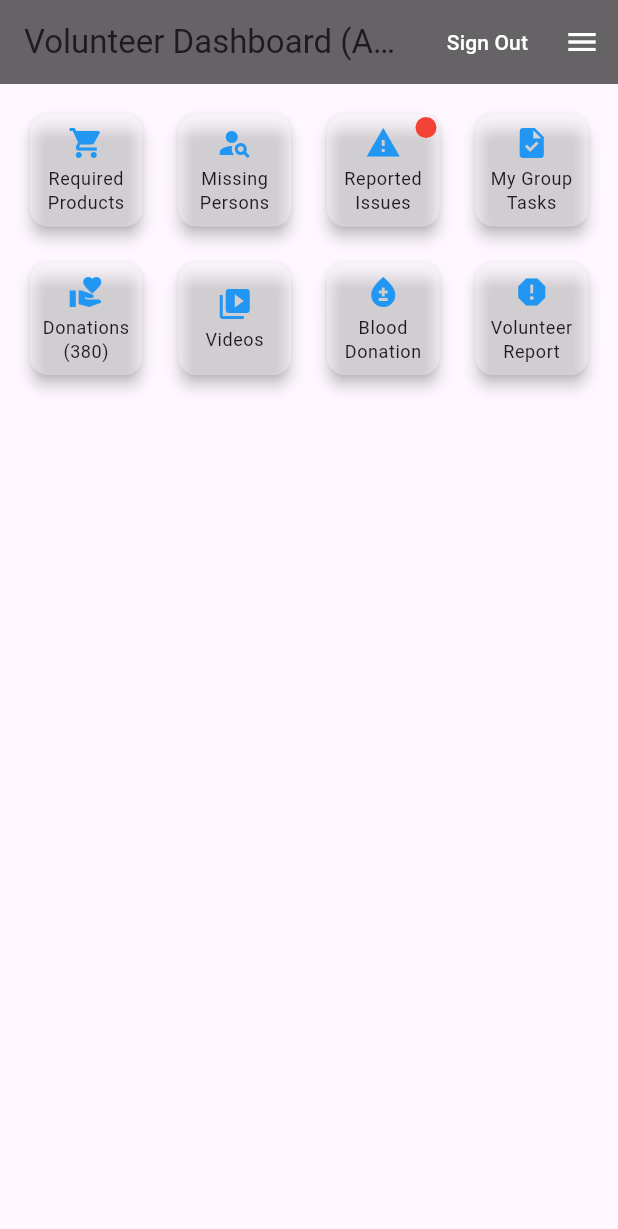
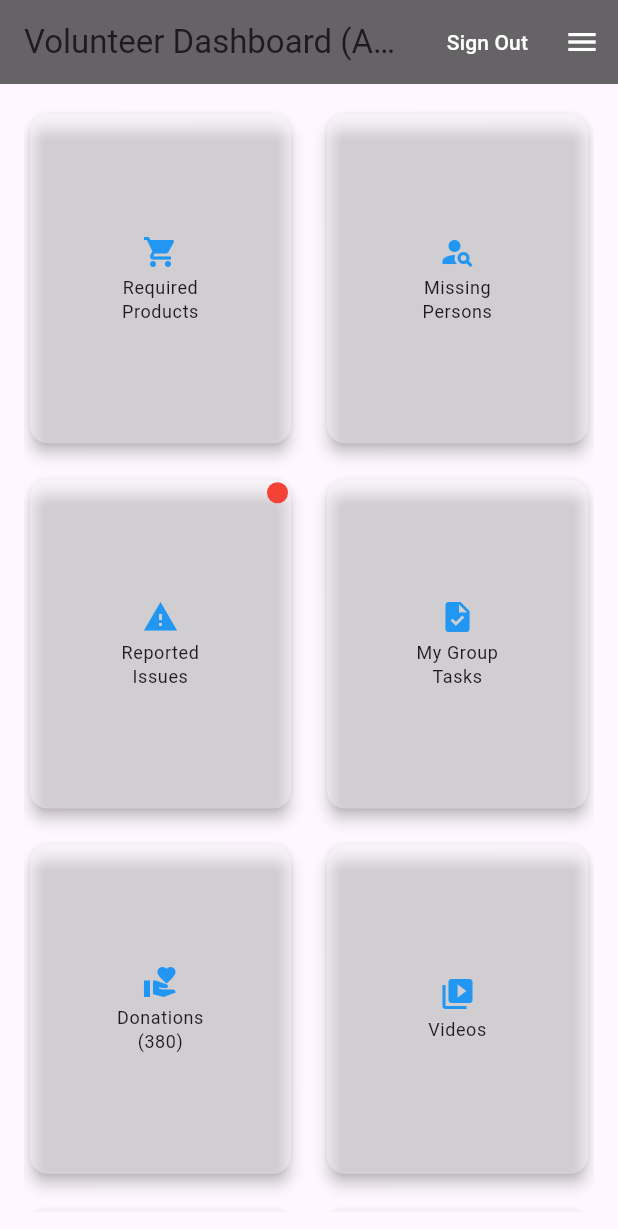
Before and after one commit to sreeragvs123/Re-Life, a Flutter app: the VolunteerHome screen opened directly with sample values from the repository, on a phone screen of 412 x 824 dp. Shown: the top 1229 px of the screen. Run offline on Flutter 3.47's test engine with Material 3 defaults, Android fonts, the phone set to English and light mode, and no system bars; our stand-ins replace file_picker, flutter_map, google_fonts, hive, hive_flutter, image_picker and 2 more; missing offline and left inert: universal_html, video_thumbnail; accounts and stored records are empty.

Commit message:
UI model to 2 in row mode

```diff
--- a/lib/admin_home.dart
+++ b/lib/admin_home.dart
@@ -117,10 +117,10 @@ class _AdminHomeState extends State<AdminHome>
           Padding(
             padding: const EdgeInsets.all(16),
             child: GridView.count(
-              crossAxisCount: 4,
+              crossAxisCount: 2,
               crossAxisSpacing: 16,
               mainAxisSpacing: 16,
-              childAspectRatio: 1,
+              childAspectRatio: 0.8,
               children: [
                 // Add Shelter + Route
                 _buildAnimatedCard(
--- a/lib/user_home.dart
+++ b/lib/user_home.dart
@@ -196,10 +196,10 @@ class _UserHomeState extends State<UserHome>
           Padding(
             padding: const EdgeInsets.all(16),
             child: GridView.count(
-              crossAxisCount: 4,
+              crossAxisCount: 2,
               crossAxisSpacing: 16,
               mainAxisSpacing: 16,
-              childAspectRatio: 1,
+              childAspectRatio: 0.8,
               children: [
                 _buildAnimatedCard(
                   0,
--- a/lib/volunteer_home.dart
+++ b/lib/volunteer_home.dart
@@ -164,10 +164,10 @@ class _VolunteerHomeState extends State<VolunteerHome>
           Padding(
             padding: const EdgeInsets.all(16),
             child: GridView.count(
-              crossAxisCount: 4,
+              crossAxisCount: 2,
               crossAxisSpacing: 16,
               mainAxisSpacing: 16,
-              childAspectRatio: 1,
+              childAspectRatio: 0.8,
               children: [
                 _buildAnimatedCard(
                   0,
```
